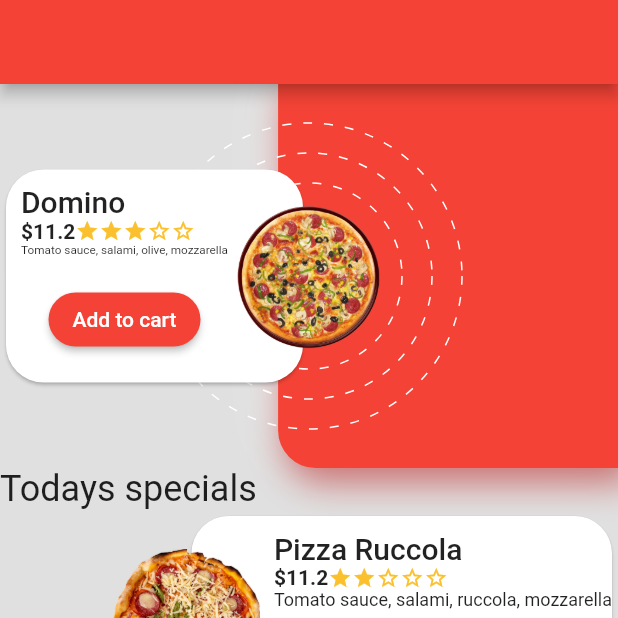
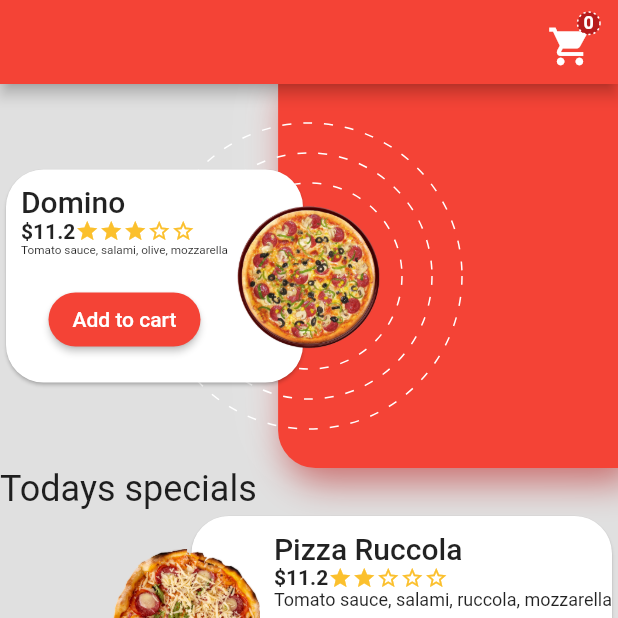
Before and after one commit to dtengeri/pizza_layout, a Flutter app: the screen it shows after launch, on a phone screen of 412 x 824 dp, the top half of it. Run offline on Flutter 3.47's test engine with Material 2 defaults, Android fonts, the phone set to English and light mode, and no system bars; drawn by our look-alikes of dotted_border; our stand-ins replace bloc, fluro, flutter_bloc.

Commit message:
Added CartBloc

```diff
--- /dev/null
+++ b/lib/bloc/cartBloc.dart
@@ -0,0 +1,37 @@
+import 'package:bloc/bloc.dart';
+import 'package:pizza_layout/pizza.dart';
+
+class CartItem {
+  final Pizza pizza;
+  final String size;
+  final String crust;
+  final String topping;
+
+  CartItem({
+    required this.pizza,
+    required this.size,
+    required this.crust,
+    required this.topping,
+  });
+}
+
+abstract class CartEvent {}
+
+class AddItemToCartEvent extends CartEvent {
+  final CartItem item;
+
+  AddItemToCartEvent(this.item);
+}
+
+class CartBloc extends Bloc<CartEvent, List<CartItem>> {
+  CartBloc() : super([]);
+
+  @override
+  Stream<List<CartItem>> mapEventToState(CartEvent event) async* {
+    if (event is AddItemToCartEvent) {
+      var items = List<CartItem>.from(state);
+      items.add(event.item);
+      yield items;
+    }
+  }
+}
--- a/lib/cart_button.dart
+++ b/lib/cart_button.dart
@@ -1,5 +1,7 @@
 import 'package:dotted_border/dotted_border.dart';
 import 'package:flutter/material.dart';
+import 'package:flutter_bloc/flutter_bloc.dart';
+import 'package:pizza_layout/bloc/cartBloc.dart';
 
 class CartButton extends StatelessWidget {
   final Color iconColor;
@@ -42,13 +44,17 @@ class CartButton extends StatelessWidget {
                   dashPattern: [1.5, 2],
                   borderType: BorderType.Circle,
                   child: Center(
-                    child: Text(
-                      nrOfItemsInCart.toString(),
-                      style: TextStyle(
-                        color: Colors.white,
-                        fontWeight: FontWeight.bold,
-                        fontSize: 12,
-                      ),
+                    child: BlocBuilder<CartBloc, List<CartItem>>(
+                      builder: (context, state) {
+                        return Text(
+                          state.length.toString(),
+                          style: TextStyle(
+                            color: Colors.white,
+                            fontWeight: FontWeight.bold,
+                            fontSize: 12,
+                          ),
+                        );
+                      },
                     ),
                   ),
                 ),
--- a/lib/home.dart
+++ b/lib/home.dart
@@ -1,4 +1,5 @@
 import 'package:flutter/material.dart';
+import 'package:pizza_layout/cart_button.dart';
 import 'package:pizza_layout/featured.dart';
 import 'package:pizza_layout/pizza.dart';
 import 'package:pizza_layout/today_specials.dart';
@@ -11,7 +12,13 @@ class Home extends StatelessWidget {
   @override
   Widget build(BuildContext context) {
     return Scaffold(
-      appBar: AppBar(),
+      appBar: AppBar(
+        actions: [
+          CartButton(
+            iconColor: Colors.white,
+          ),
+        ],
+      ),
       body: Container(
         color: Colors.grey[300],
         child: Column(
--- a/lib/main.dart
+++ b/lib/main.dart
@@ -1,5 +1,7 @@
 import 'package:fluro/fluro.dart';
 import 'package:flutter/material.dart';
+import 'package:flutter_bloc/flutter_bloc.dart';
+import 'package:pizza_layout/bloc/cartBloc.dart';
 import 'package:pizza_layout/home.dart';
 import 'package:pizza_layout/router.dart';
 
@@ -24,22 +26,16 @@ class _MyAppState extends State<MyApp> {
 
   @override
   Widget build(BuildContext context) {
-    return MaterialApp(
-      title: 'Flutter Demo',
-      theme: ThemeData(
-        // This is the theme of your application.
-        //
-        // Try running your application with "flutter run". You'll see the
-        // application has a blue toolbar. Then, without quitting the app, try
-        // changing the primarySwatch below to Colors.green and then invoke
-        // "hot reload" (press "r" in the console where you ran "flutter run",
-        // or simply save your changes to "hot reload" in a Flutter IDE).
-        // Notice that the counter didn't reset back to zero; the application
-        // is not restarted.
-        primarySwatch: Colors.red,
+    return BlocProvider(
+      create: (context) => CartBloc(),
+      child: MaterialApp(
+        title: 'Flutter Demo',
+        theme: ThemeData(
+          primarySwatch: Colors.red,
+        ),
+        initialRoute: '/',
+        onGenerateRoute: router.generator,
       ),
-      initialRoute: '/',
-      onGenerateRoute: router.generator,
     );
   }
 }
--- a/pubspec.yaml
+++ b/pubspec.yaml
@@ -25,6 +25,8 @@ dependencies:
     sdk: flutter
   dotted_border: ^2.0.0-nullsafety.0
   fluro: ^2.0.3
+  bloc: ^7.0.0
+  flutter_bloc: ^7.0.0
 
 
   # The following adds the Cupertino Icons font to your application.
```
Also changed, not shown: lib/pizza_details.dart (+19 -2 lines), pubspec.lock.
